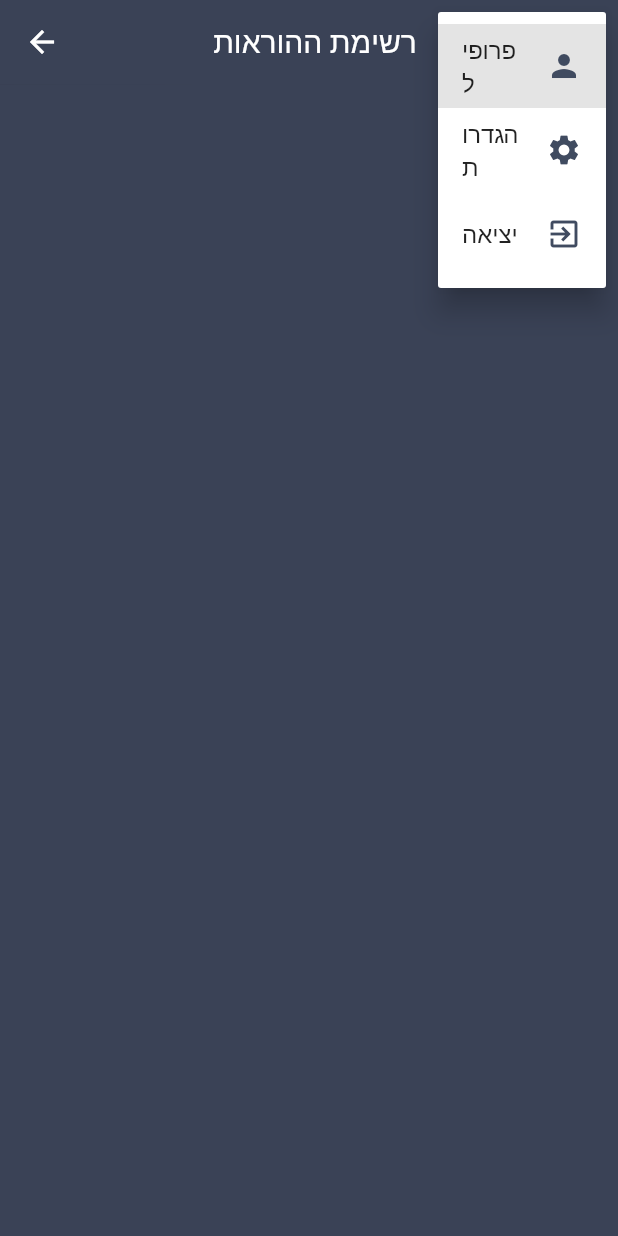
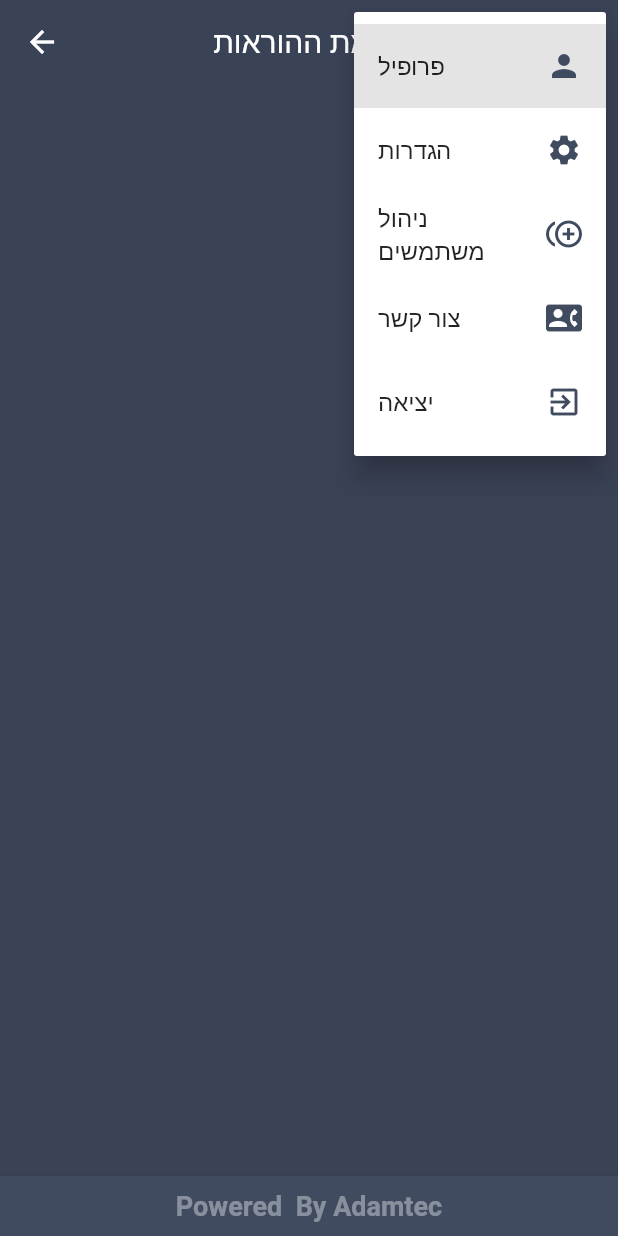
Before and after one commit to mustafma/pamon, a Flutter app: the ListViewInstructions screen opened directly with empty values, after a tap on the "list" icon, on a phone screen of 412 x 824 dp. Run offline on Flutter 3.47's test engine with Material 2 defaults, Android fonts, the phone set to English and light mode, and no system bars; our stand-ins replace badges, cloud_firestore, cloud_functions, firebase_auth, firebase_messaging, get_it and 1 more; accounts and stored records are empty.

```diff
--- a/lib/Model/bed.dart
+++ b/lib/Model/bed.dart
@@ -49,11 +49,7 @@ class BedInstruction{
 
   BedInstruction.fromMap(Map snapshot,String id) :
         notificationId = id,
-<<<<<<< HEAD
-        notificationType = "1",//snapshot['notificationType'] ?? '',
-=======
         notificationType = snapshot['notificationType'],
->>>>>>> 6e0a39cde737f8df1fd20bda830671b60ce199fe
         notificationText = snapshot['notificationText'],
   createdAt = (snapshot['createdAt'] as Timestamp).toDate();
 
--- a/lib/Views/appBar.dart
+++ b/lib/Views/appBar.dart
@@ -37,18 +37,32 @@ class BaseAppBar extends StatelessWidget implements PreferredSizeWidget {
       value: 3,
       child: ListTile(
         trailing: Icon(
-          // icon: Icon(
+          Icons.control_point_duplicate,
+          color: Color.fromRGBO(64, 75, 96, 9),
+        ),
+        title: Text('ניהול משתמשים'),
+      ),
+    ),
+
+    new PopupMenuItem<int>(
+      value: 4,
+      child: ListTile(
+        trailing: Icon(
+          Icons.contact_phone,
+          color: Color.fromRGBO(64, 75, 96, 9),
+        ),
+        title: Text('צור קשר'),
+      ),
+    ),
+        new PopupMenuItem<int>(
+      value: 5,
+      child: ListTile(
+        trailing: Icon(
           Icons.exit_to_app,
           color: Color.fromRGBO(64, 75, 96, 9),
-          // ),
         ),
         title: Text('יציאה'),
-        //  onTap: ()  async {
-        //   await _handleSignout();
-
-        // },
       ),
-      //child: Text('יציאה'),
     ),
   ];
 
@@ -72,7 +86,7 @@ class BaseAppBar extends StatelessWidget implements PreferredSizeWidget {
                   case 3:
                     _handleSignout(context);
                     break;
-                         case 2:
+                  case 2:
                     _handleSettings(context);
                     break;
                 }
@@ -92,8 +106,7 @@ Future _handleSignout(BuildContext context) async {
   //return LoginWidget();
 }
 
-void _handleSettings(BuildContext context)  {
-
+void _handleSettings(BuildContext context) {
   Navigator.pushNamed(context, '/Settings');
   //return LoginWidget();
 }
--- a/lib/Views/listview_notifications.dart
+++ b/lib/Views/listview_notifications.dart
@@ -7,7 +7,8 @@ import 'notification_card.dart';
 
 class ListViewInstructions extends StatefulWidget {
   List<dynamic> bedInstructions;
-  ListViewInstructions({Key key, @required this.bedInstructions});
+  final String roomId;
+  ListViewInstructions({Key key, @required this.bedInstructions, this.roomId});
 
   _ListViewInstructionsState createState() => _ListViewInstructionsState();
 }
@@ -32,9 +33,27 @@ class _ListViewInstructionsState extends State<ListViewInstructions> {
                 itemBuilder: (context, index) {
                   NotificationCard notificationCard = NotificationCard(
                     bedInstruction: _listViewData[index],
+                    roomId: widget.roomId,
                   );
                   return notificationCard;
-                })));
+                })),
+                 bottomNavigationBar: BottomAppBar(
+            color: Color.fromRGBO(64, 75, 96, 9),
+            child: new Container(
+              height: 40,
+              child: Row(
+                mainAxisAlignment: MainAxisAlignment.center,
+                children: <Widget>[
+                  Align(
+                      alignment: Alignment.center,
+                      child: Text("Powered  By Adamtec",
+                          style: TextStyle(
+                              color: Colors.white38,
+                              fontWeight: FontWeight.bold,
+                              fontSize: 18)))
+                ],
+              ),
+            )));
   }
 
   @override
```
Also changed, not shown: lib/Views/bed_card.dart (+37 -9 lines), lib/Views/listview_beds.dart (+18 -1 lines), lib/Views/notification_card.dart (+7 -5 lines).
